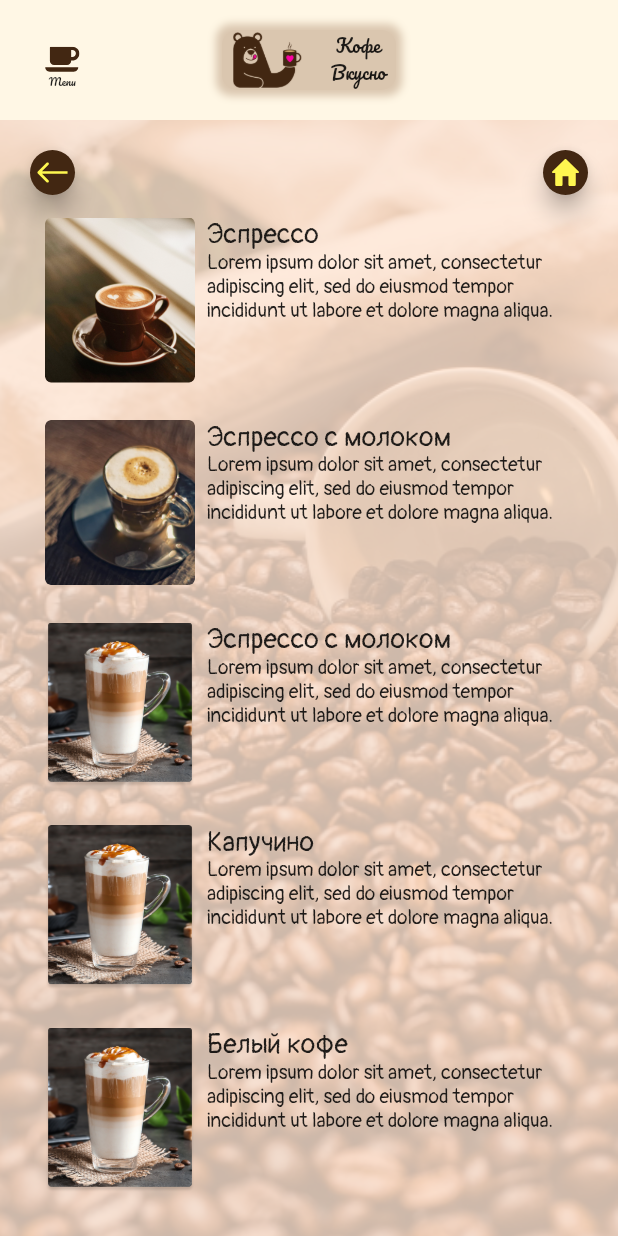
After one commit to AndrewBabii/kofe_vkusno, a Flutter app: the BeverageList screen opened directly, on a phone screen of 412 x 824 dp. The commit adds this screen. Run offline on Flutter 3.47's test engine with Material 2 defaults, Android fonts, the phone set to English and light mode, and no system bars; our stand-ins replace easy_localization, flutter_riverpod, flutter_screenutil, flutter_svg; statements that could not run were skipped.

Commit message:
create beverage list

```diff
--- /dev/null
+++ b/beverages.json
@@ -0,0 +1,62 @@
+[
+  {
+    "id":1,
+    "picture":"beverage_01",
+    "name":"Эспрессо",
+    "description":"Lorem ipsum dolor sit amet, consectetur adipiscing elit, sed do eiusmod tempor incididunt ut labore et dolore magna aliqua."
+  },
+  {
+    "id":2,
+    "picture":"beverage_02",
+    "name":"Эспрессо с молоком",
+    "description":"Lorem ipsum dolor sit amet, consectetur adipiscing elit, sed do eiusmod tempor incididunt ut labore et dolore magna aliqua."
+  },
+  {
+    "id":3,
+    "picture":"beverage_00",
+    "name":"Эспрессо с молоком",
+    "description":"Lorem ipsum dolor sit amet, consectetur adipiscing elit, sed do eiusmod tempor incididunt ut labore et dolore magna aliqua."
+  },
+  {
+    "id":4,
+    "picture":"beverage_00",
+    "name":"Капучино ",
+    "description":"Lorem ipsum dolor sit amet, consectetur adipiscing elit, sed do eiusmod tempor incididunt ut labore et dolore magna aliqua."
+  },
+  {
+    "id":5,
+    "picture":"beverage_00",
+    "name":"Белый кофе",
+    "description":"Lorem ipsum dolor sit amet, consectetur adipiscing elit, sed do eiusmod tempor incididunt ut labore et dolore magna aliqua."
+  },
+  {
+    "id":6,
+    "picture":"beverage_00",
+    "name":"Белый кофе",
+    "description":"Lorem ipsum dolor sit amet, consectetur adipiscing elit, sed do eiusmod tempor incididunt ut labore et dolore magna aliqua."
+  },
+  {
+    "id":7,
+    "picture":"beverage_00",
+    "name":"Мокко ",
+    "description":"Lorem ipsum dolor sit amet, consectetur adipiscing elit, sed do eiusmod tempor incididunt ut labore et dolore magna aliqua."
+  },
+  {
+    "id":8,
+    "picture":"beverage_00",
+    "name":"Пуленепробиваемый кофе",
+    "description":"1 чашка чёрного кофе, 2 столовых ложки сливочного масла и 1 столовая ложка кокосового масла"
+  },
+  {
+    "id":9,
+    "picture":"beverage_00",
+    "name":"Кофе с яйцом",
+    "description":"вьетнамский напиток, состоящий из яичных желтков, сахара, сгущённого молока и робусты"
+  },
+  {
+    "id":10,
+    "picture":"beverage_00",
+    "name":"Кофе со льдом",
+    "description":"не путать с кофе холодной заварки. Кофе со льдом готовится с помощью горячей заварки, а потом охлаждается."
+  }
+]
--- /dev/null
+++ b/lib/core/models/beverage.dart
@@ -0,0 +1,18 @@
+import 'package:flutter/material.dart';
+
+@immutable
+class Beverage {
+  final int id;
+  final ImageProvider picture;
+  final String name;
+  final String description;
+
+  Beverage({required this.id, required String picture, required this.name, required this.description})
+      :picture = AssetImage(picture);
+
+  Beverage.fromJson(Map<String, dynamic> json)
+      : id = json['id'],
+        picture = AssetImage("resources/images/beverage/${json['picture']}.png"),
+        name = json['name'],
+        description = json['description'];
+}
--- /dev/null
+++ b/lib/core/repository/beverage_json_repository.dart
@@ -0,0 +1,15 @@
+import 'dart:convert';
+import 'package:flutter/services.dart';
+import 'package:kofe_vkusno/core/models/beverage.dart';
+import 'package:kofe_vkusno/core/repository/beverage_repository.dart';
+
+
+class BeverageJSONRepository extends BeverageRepository{
+  @override
+  Future<List<Beverage>> getBeverageList() async {
+    String json = await rootBundle.loadString('beverages.json');
+    List<dynamic> temp = jsonDecode(json);
+    return temp.map((e) => Beverage.fromJson(e)).toList();
+  }
+
+}
--- /dev/null
+++ b/lib/core/repository/beverage_repository.dart
@@ -0,0 +1,5 @@
+import 'package:kofe_vkusno/core/models/beverage.dart';
+
+abstract class BeverageRepository {
+  Future<List<Beverage>> getBeverageList();
+}
--- /dev/null
+++ b/lib/ui/shared/beverage_list_layout.dart
@@ -0,0 +1,99 @@
+import 'package:flutter/material.dart';
+import 'package:flutter_riverpod/flutter_riverpod.dart';
+import 'package:kofe_vkusno/core/models/beverage.dart';
+import 'package:kofe_vkusno/core/repository/beverage_json_repository.dart';
+import 'package:kofe_vkusno/core/repository/beverage_repository.dart';
+import 'package:kofe_vkusno/ui/shared/widgets/app_bar_custom/app_bar_custom.dart';
+import 'package:kofe_vkusno/ui/shared/widgets/back_and_home_menu.dart';
+
+class BeverageList extends StatelessWidget {
+  static Route route(){
+    return MaterialPageRoute(builder: (context) => const BeverageList());
+  }
+  const BeverageList({Key? key}) : super(key: key);
+
+  @override
+  Widget build(BuildContext context) {
+    return Scaffold(
+      appBar: const AppBarCustom(),
+      drawer: const Drawer(
+        backgroundColor: Color(0xFFFFF7e5),
+      ),
+      body: Container(
+        padding: const EdgeInsets.fromLTRB(20, 20, 20, 20),
+        decoration: BoxDecoration(
+          image: DecorationImage(
+            colorFilter: ColorFilter.mode(
+                Colors.black.withOpacity(0.2), BlendMode.dstATop),
+            image: const AssetImage("resources/images/background_01.png"),
+            fit: BoxFit.cover,
+          ),
+          color: const Color(0xFFFFE6D4),
+        ),
+        child: Column(
+          children: [
+            const BackAndHome(),
+            Expanded(
+                child: Padding(
+                    padding: const EdgeInsets.fromLTRB(10, 15, 10, 0),
+                    child: _Body()))
+          ],
+        ),
+      ),
+    );
+  }
+}
+
+final beverageRepository = Provider((_) => BeverageJSONRepository());
+
+class _Body extends ConsumerWidget {
+  @override
+  Widget build(BuildContext context, WidgetRef ref) {
+    final BeverageRepository repository = ref.watch(beverageRepository);
+
+    return FutureBuilder(
+      future: repository.getBeverageList(),
+      builder: (context, AsyncSnapshot<List<Beverage>> snapshot) {
+        if (snapshot.hasData) {
+          return ListView.separated(
+            separatorBuilder: (context, index) => const SizedBox(height: 25),
+            itemCount: snapshot.data!.length,
+            itemBuilder: (context, index) {
+              return SizedBox(
+                height: 110.0,
+                child: Row(
+                  mainAxisSize: MainAxisSize.max,
+                  children: [
+                    ClipRRect(
+                        borderRadius: BorderRadius.circular(4),
+                        child: Image(
+                          fit: BoxFit.fill,
+                          image: snapshot.data![index].picture,
+                          width: 100,
+                          height: 110,
+                        )),
+                    const SizedBox(width: 8),
+                    Expanded(
+                        child: Column(
+                      crossAxisAlignment: CrossAxisAlignment.start,
+                      children: [
+                        Text(snapshot.data![index].name,
+                            style: const TextStyle(
+                                fontSize: 18, fontFamily: 'Pangolin')),
+                        Text(snapshot.data![index].description,
+                            style: const TextStyle(
+                                fontSize: 13, fontFamily: 'Pangolin')),
+                      ],
+                    ))
+                  ],
+                ),
+              );
+            },
+          );
+        } else {
+          return const LinearProgressIndicator();
+        }
+      },
+    );
+  }
+}
--- a/lib/ui/shared/main_layout.dart
+++ b/lib/ui/shared/main_layout.dart
@@ -3,6 +3,9 @@ import 'package:flutter/material.dart';
 import 'widgets/app_bar_custom/app_bar_custom.dart';
 
 class MainLayout extends StatelessWidget{
+  static Route route(){
+    return MaterialPageRoute(builder: (context) => const MainLayout());
+  }
   const MainLayout({Key? key}) : super(key: key);
 
   @override
--- /dev/null
+++ b/lib/ui/shared/widgets/back_and_home_menu.dart
@@ -0,0 +1,46 @@
+import 'package:flutter/material.dart';
+import 'package:flutter_svg/flutter_svg.dart';
+import 'package:kofe_vkusno/ui/shared/main_layout.dart';
+
+class BackAndHome extends StatelessWidget {
+  const BackAndHome({Key? key}) : super(key: key);
+
+  @override
+  Widget build(BuildContext context) {
+    return Row(
+      mainAxisAlignment: MainAxisAlignment.spaceBetween,
+      children: [
+        SizedBox(
+          width: 30,
+          height: 30,
+          child: FloatingActionButton(
+            child: SizedBox(
+              width: 21.0,
+              height: 21.0,
+              child: SvgPicture.asset(
+                "resources/icons/back_icon.svg",
+              ),
+            ),
+            backgroundColor: const Color(0xFF422712),
+            onPressed: () => Navigator.pop(context),
+          ),
+        ),
+        SizedBox(
+          width: 30,
+          height: 30,
+          child: FloatingActionButton(
+            child: SizedBox(
+              width: 18.0,
+              height: 18.0,
+              child: SvgPicture.asset(
+                "resources/icons/home_icon.svg",
+              ),
+            ),
+            backgroundColor: const Color(0xFF422712),
+            onPressed: () => Navigator.push(context, MainLayout.route()),
+          ),
+        ),
+      ],
+    );
+  }
+}
```
Also changed, not shown: pubspec.yaml (+7 -2 lines), resources/fonts/Pangolin-Regular.ttf (added), resources/icons/back_icon.svg (added), resources/icons/home_icon.svg (added), resources/images/background_01.png (added), resources/images/beverage/beverage_00.png (added), resources/images/beverage/beverage_01.png (added), resources/images/beverage/beverage_02.png (added).
